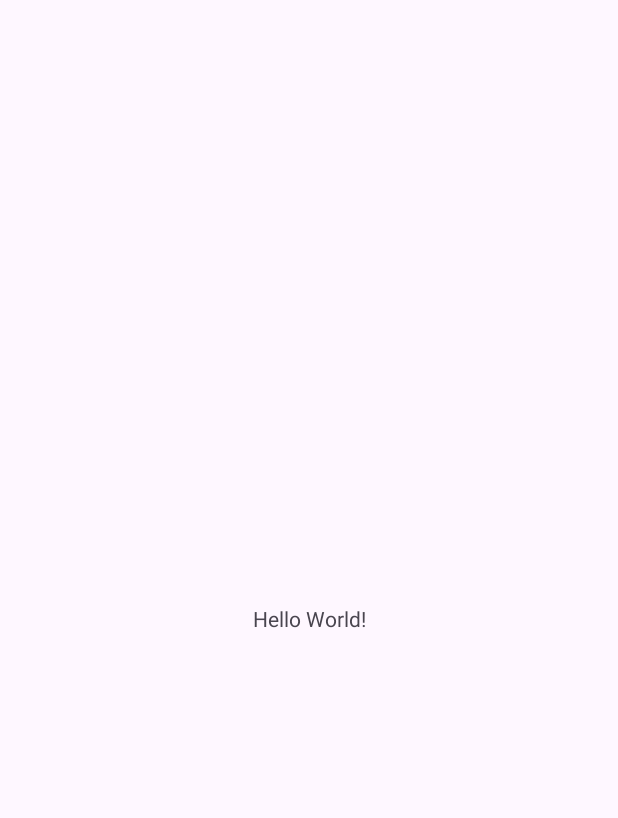
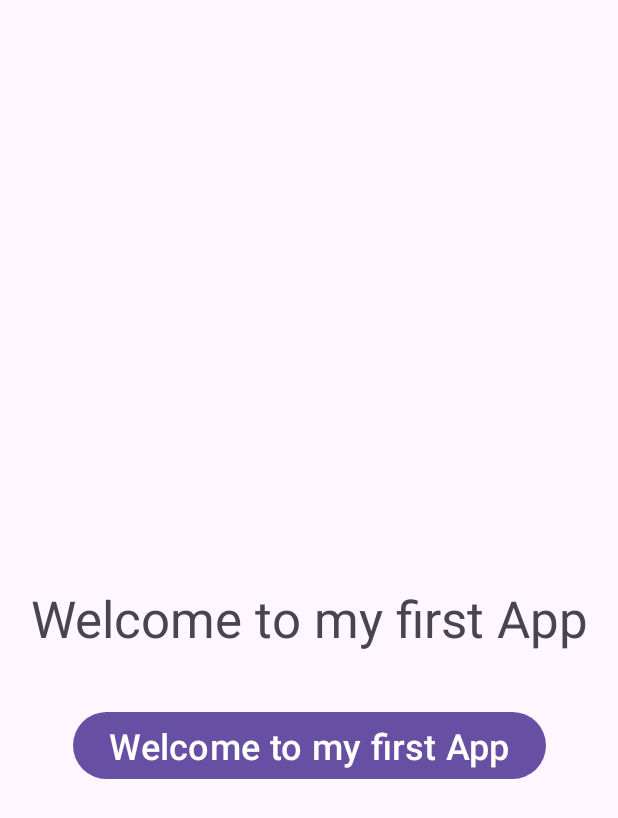
Before and after one commit to VirGarcia/BMICalculator, an Android app: the screen it shows after launch (MainActivity), on a phone screen of 412 x 824 dp. Before the commit the part shown is almost empty. Shown: the top 818 px of the screen. Run offline under Robolectric (Android 15) with nearby library versions, the phone set to English and light mode, and no system bars.

Commit message:
Primeros pasos en Android

```diff
--- a/app/src/main/java/com/example/bmicalculator/MainActivity.kt
+++ b/app/src/main/java/com/example/bmicalculator/MainActivity.kt
@@ -2,10 +2,27 @@ package com.example.bmicalculator
 
 import androidx.appcompat.app.AppCompatActivity
 import android.os.Bundle
+import android.widget.Button
+import android.widget.TextView
 
 class MainActivity : AppCompatActivity() {
+
+    lateinit var welcomeTextView : TextView
+    lateinit var clickButton: Button
     override fun onCreate(savedInstanceState: Bundle?) {
         super.onCreate(savedInstanceState)
         setContentView(R.layout.activity_main)
+
+        welcomeTextView = findViewById(R.id.welcomeTextView)
+        clickButton = findViewById(R.id.clickButton)
+
+        welcomeTextView.text = getString(R.string.main_activity_welcome_text)
+
+        clickButton.setOnClickListener {
+            welcomeTextView.text = getString(R.string.main_activity_click_button)
+
+
+        }
+
     }
 }
--- a/app/src/main/res/layout/activity_main.xml
+++ b/app/src/main/res/layout/activity_main.xml
@@ -7,12 +7,27 @@
     tools:context=".MainActivity">
 
     <TextView
+        android:id="@+id/welcomeTextView"
         android:layout_width="wrap_content"
         android:layout_height="wrap_content"
         android:text="Hello World!"
+        android:textSize="34sp"
+        android:textAlignment="center"
         app:layout_constraintBottom_toBottomOf="parent"
         app:layout_constraintEnd_toEndOf="parent"
         app:layout_constraintStart_toStartOf="parent"
         app:layout_constraintTop_toTopOf="parent" />
 
+    <!-- Mi comentario -->
+    <Button
+        android:id="@+id/clickButton"
+        android:layout_width="wrap_content"
+        android:layout_height="wrap_content"
+        android:text="@string/main_activity_welcome_text"
+        android:layout_marginTop="36dp"
+        android:textSize="24sp"
+        app:layout_constraintEnd_toEndOf="parent"
+        app:layout_constraintStart_toStartOf="parent"
+        app:layout_constraintTop_toBottomOf="@+id/welcomeTextView" />
+
 </androidx.constraintlayout.widget.ConstraintLayout>
--- a/app/src/main/res/values/strings.xml
+++ b/app/src/main/res/values/strings.xml
@@ -1,3 +1,6 @@
 <resources>
     <string name="app_name">BMICalculator</string>
+    <string name="main_activity_click_button">Click me</string>
+    <string name="main_activity_welcome_text">Welcome to my first App</string>
+    <string name="main_activity_click_text">I clicked the button</string>
 </resources>
```
Also changed, not shown: 1 other file.
